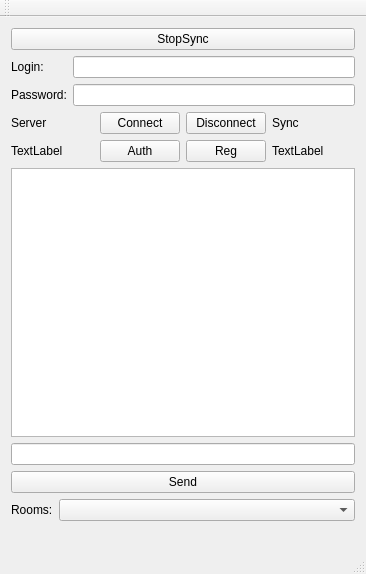
Above: mainwindow.ui from witness449/MyClient before the change. Below: the same form after it.
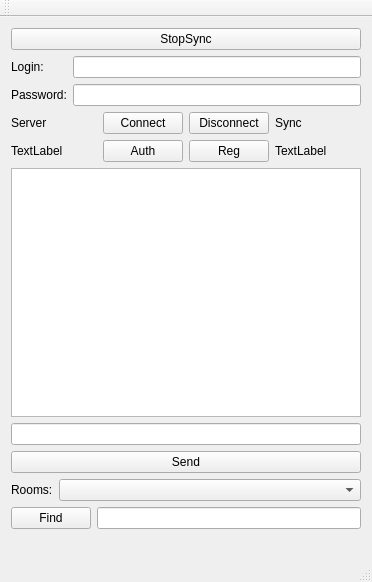
That is the form after the change.

Commit message: MyClient - запрос на поиск клиента и создание чата с ним

```diff
--- a/mainwindow.ui
+++ b/mainwindow.ui
@@ -6,8 +6,8 @@
    <rect>
     <x>0</x>
     <y>0</y>
-    <width>366</width>
-    <height>574</height>
+    <width>372</width>
+    <height>582</height>
    </rect>
   </property>
   <property name="windowTitle">
@@ -191,6 +191,20 @@
       </item>
      </layout>
     </item>
+    <item>
+     <layout class="QFormLayout" name="formLayout_3">
+      <item row="0" column="0">
+       <widget class="QPushButton" name="find">
+        <property name="text">
+         <string>Find</string>
+        </property>
+       </widget>
+      </item>
+      <item row="0" column="1">
+       <widget class="QLineEdit" name="findUserEdit"/>
+      </item>
+     </layout>
+    </item>
     <item>
      <widget class="QLabel" name="statusLabel">
       <property name="text">
```
Left out of the diff: 2 changed lines with no effect on the pictures. The commit also changes 2 other files.
